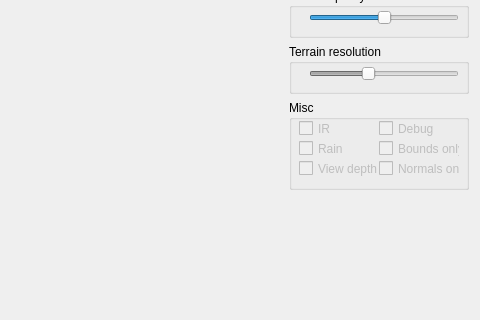
Qt form VirtualPilot/Source/VirtualPilot.ui (Jango73/VirtualPilot) before a commit; both pictures show x 639 to 1119 and y 227 to 547 of the 1119 by 737 pixel window.
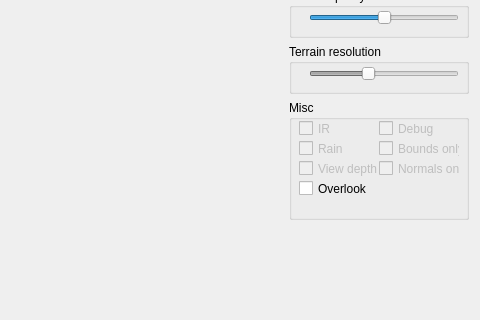
The same form after that commit.

```diff
--- a/VirtualPilot/Source/VirtualPilot.ui
+++ b/VirtualPilot/Source/VirtualPilot.ui
@@ -252,7 +252,7 @@
         <property name="minimumSize">
          <size>
           <width>180</width>
-          <height>90</height>
+          <height>120</height>
          </size>
         </property>
         <property name="title">
@@ -372,6 +372,22 @@
           <string>Normals only</string>
          </property>
         </widget>
+        <widget class="QCheckBox" name="m_chkOverlook">
+         <property name="geometry">
+          <rect>
+           <x>10</x>
+           <y>80</y>
+           <width>91</width>
+           <height>17</height>
+          </rect>
+         </property>
+         <property name="focusPolicy">
+          <enum>Qt::NoFocus</enum>
+         </property>
+         <property name="text">
+          <string>Overlook</string>
+         </property>
+        </widget>
        </widget>
       </item>
       <item>
```
